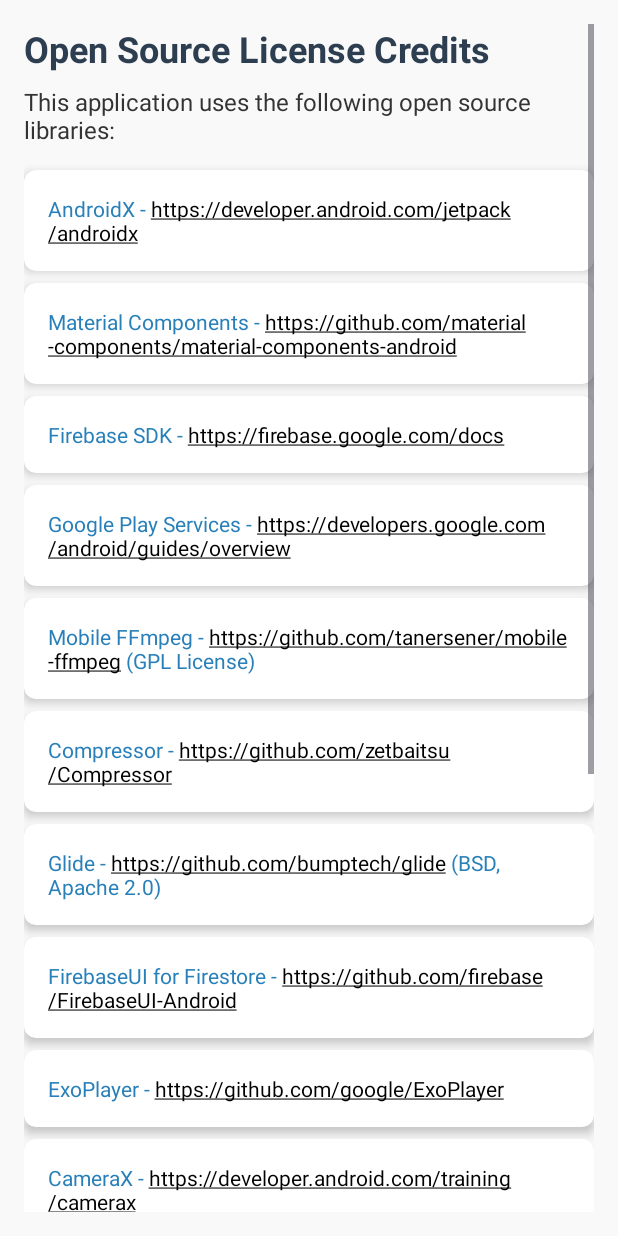
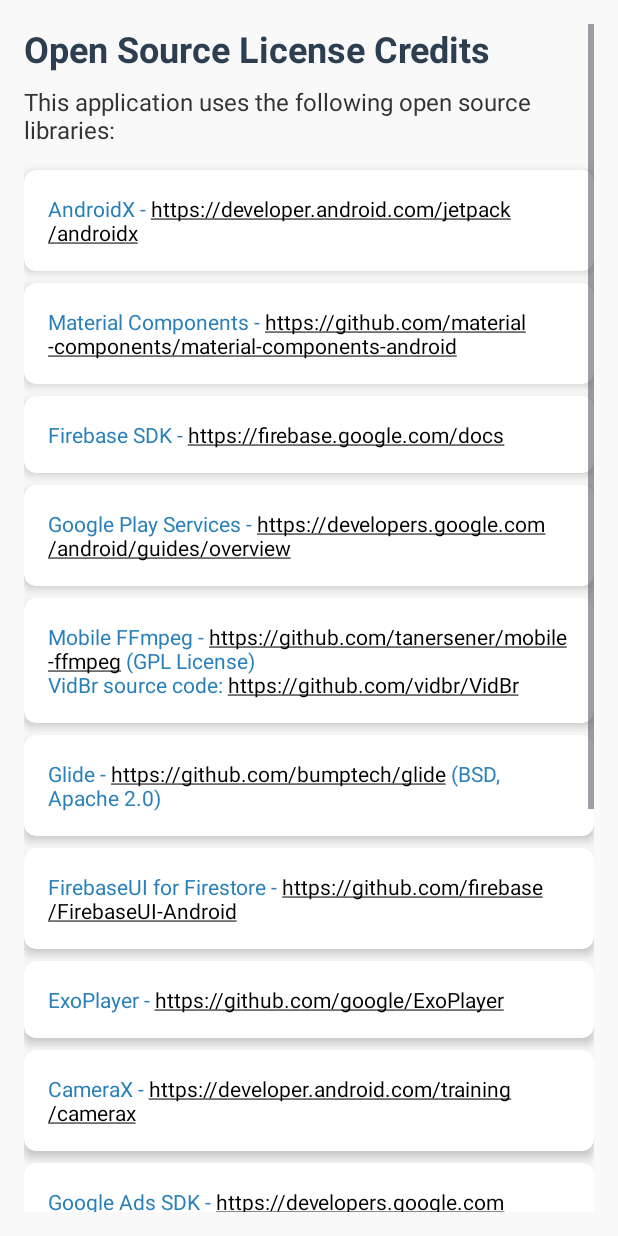
Before and after one commit to vidbr/VidBr, an Android app: the LicencasActivity screen opened directly, with no data from a screen before it, on a phone screen of 412 x 824 dp. Run offline under Robolectric (Android 15) with nearby library versions, the phone set to English and light mode, and no system bars.

Commit message:
removed compressor library

```diff
--- a/app/build.gradle
+++ b/app/build.gradle
@@ -66,7 +66,6 @@
 
     implementation 'com.arthenica:mobile-ffmpeg-full-gpl:4.4'
 
-    implementation 'id.zelory:compressor:3.0.1'
 	implementation  'com.github.bumptech.glide:glide:4.16.0'
     implementation 'androidx.multidex:multidex:2.0.1'
     implementation 'androidx.viewpager:viewpager:1.0.0'
--- a/app/src/main/res/layout/license.xml
+++ b/app/src/main/res/layout/license.xml
@@ -108,24 +108,7 @@
                 android:layout_width="match_parent"
                 android:layout_height="wrap_content"
                 android:padding="16dp"
-                android:text="Mobile FFmpeg - https://github.com/tanersener/mobile-ffmpeg (GPL License)"
-                android:textColor="#2980b9"
-                android:autoLink="web"
-                android:textSize="14sp" />
-        </androidx.cardview.widget.CardView>
-
-        <androidx.cardview.widget.CardView
-            android:layout_width="match_parent"
-            android:layout_height="wrap_content"
-            android:layout_marginBottom="8dp"
-            card_view:cardCornerRadius="8dp"
-            card_view:cardElevation="4dp">
-
-            <TextView
-                android:layout_width="match_parent"
-                android:layout_height="wrap_content"
-                android:padding="16dp"
-                android:text="Compressor - https://github.com/zetbaitsu/Compressor"
+                android:text="Mobile FFmpeg - https://github.com/tanersener/mobile-ffmpeg (GPL License)\nVidBr source code: https://github.com/vidbr/VidBr"
                 android:textColor="#2980b9"
                 android:autoLink="web"
                 android:textSize="14sp" />
```
